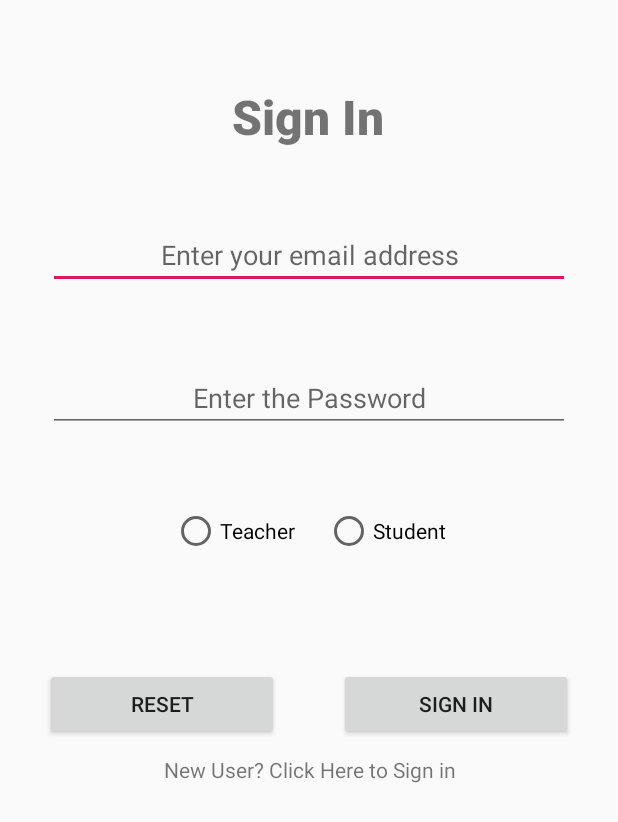
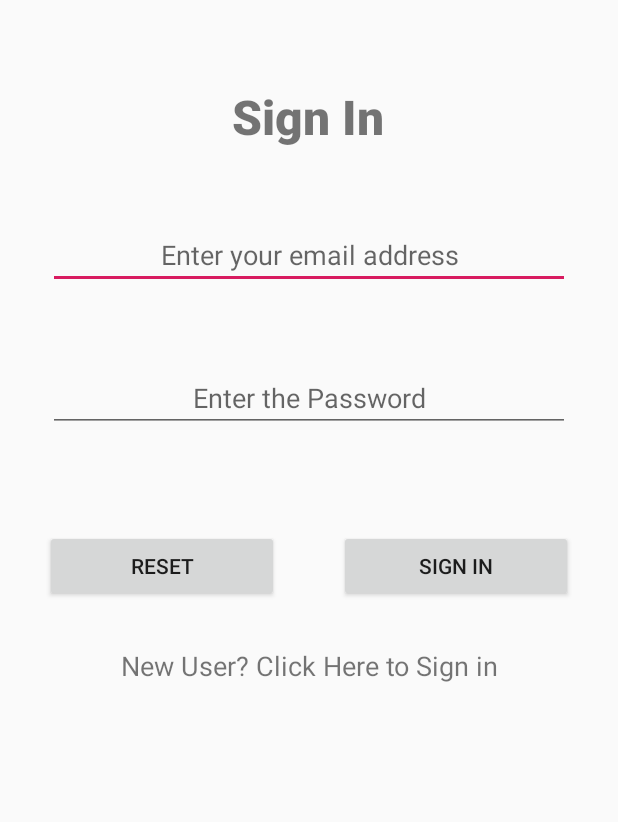
Before and after one commit to alucard-alexander/DigitalClass, an Android app: the layout activity_login_page.xml on its own in the app's theme, with its tools: preview values and no code run, on a phone screen of 412 x 824 dp. Shown: the top 822 px of the screen. Run offline under Robolectric (Android 15) with nearby library versions, the phone set to English and light mode, and no system bars.

Commit message:
Login Page

```diff
--- a/app/src/main/AndroidManifest.xml
+++ b/app/src/main/AndroidManifest.xml
@@ -28,13 +28,14 @@
 
         </activity>
         <activity android:name=".RegistrationPage" >
+
+        </activity>
+        <activity android:name=".LoginPage" >
             <intent-filter>
                 <action android:name="android.intent.action.MAIN" />
 
                 <category android:name="android.intent.category.LAUNCHER" />
             </intent-filter>
-        </activity>
-        <activity android:name=".LoginPage" >
 
         </activity>
         <activity android:name=".MainActivity" />
--- a/app/src/main/java/com/example/digitalclass/PDFReadings.java
+++ b/app/src/main/java/com/example/digitalclass/PDFReadings.java
@@ -134,7 +134,7 @@ public class PDFReadings extends AppCompatActivity {
                 if (fileName != ed.getText().toString()) {
 
                     try {
-                        textToSpeech.speak("Dilip Kumar M", TextToSpeech.QUEUE_FLUSH, null, null);
+                        textToSpeech.speak("Starting Text to Speech", TextToSpeech.QUEUE_FLUSH, null, null);
                         if (checkSelfPermission(Manifest.permission.WRITE_EXTERNAL_STORAGE) == PackageManager.PERMISSION_DENIED) {
                             String[] permission = {Manifest.permission.WRITE_EXTERNAL_STORAGE};
                             requestPermissions(permission, ConstantsVariables.PERMISSION_STORAGE_CODE);
--- a/app/src/main/res/layout/activity_login_page.xml
+++ b/app/src/main/res/layout/activity_login_page.xml
@@ -64,28 +64,7 @@
                 android:password="true"
                 android:textAlignment="center" />
 
-            <RadioGroup
-                android:layout_width="match_parent"
-                android:layout_height="match_parent"
-                android:layout_margin="10dp"
-                android:gravity="center"
-                android:orientation="horizontal"
-                android:padding="10dp">
 
-                <RadioButton
-                    android:id="@+id/radioButton"
-                    android:layout_width="wrap_content"
-                    android:layout_height="wrap_content"
-                    android:layout_margin="10dp"
-                    android:text="Teacher" />
-
-                <RadioButton
-                    android:id="@+id/radioButton2"
-                    android:layout_width="wrap_content"
-                    android:layout_height="wrap_content"
-                    android:layout_margin="10dp"
-                    android:text="Student" />
-            </RadioGroup>
 
             <LinearLayout
                 android:layout_width="match_parent"
@@ -123,10 +102,12 @@
                 android:id="@+id/textView3"
                 android:layout_width="match_parent"
                 android:layout_height="match_parent"
+                android:layout_marginTop="20dp"
                 android:gravity="center"
                 android:onClick="signUp"
                 android:text="New User? Click Here to Sign in"
-                android:textAlignment="center" />
+                android:textAlignment="center"
+                android:textSize="18sp" />
 
         </LinearLayout>
     </ScrollView>
```
Also changed, not shown: app/src/main/java/com/example/digitalclass/LoginPage.java (+57 -4 lines).
